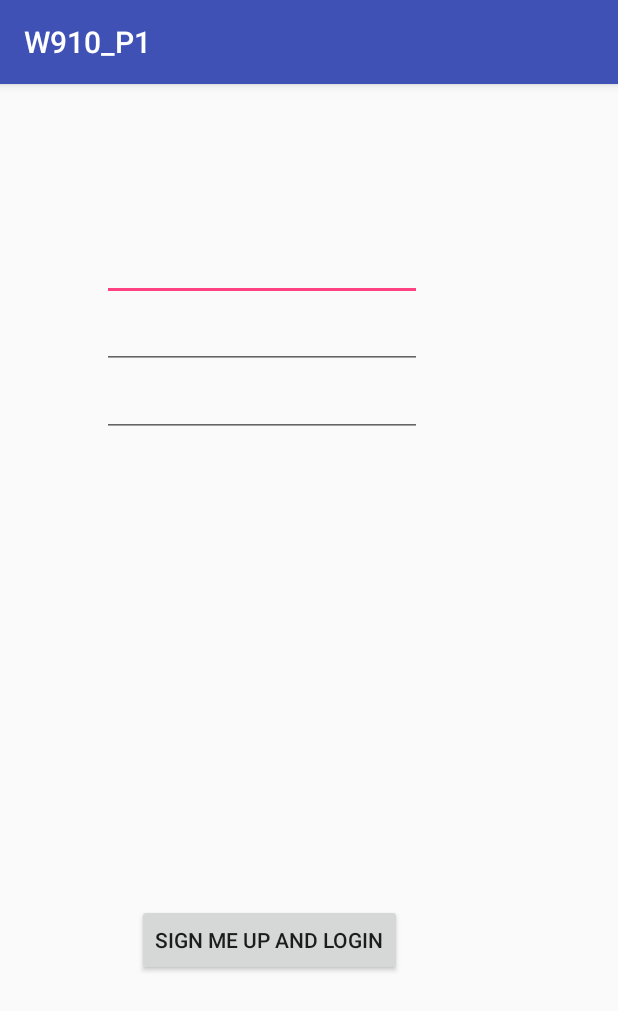
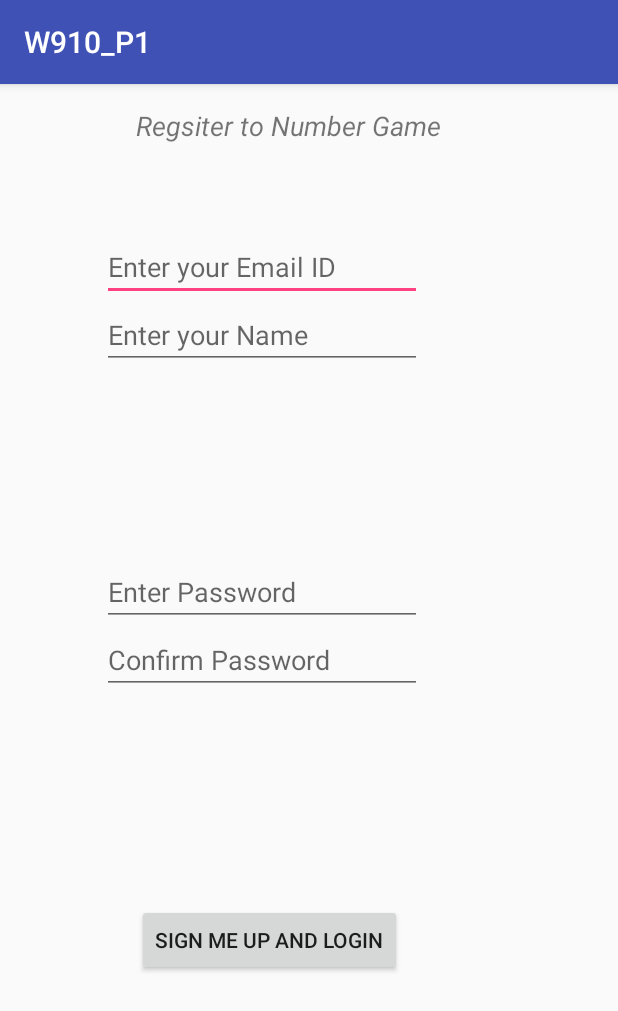
Before and after one commit to vaibhav19sharma/NumberGame, an Android app: the Signup screen opened directly, with no data from a screen before it, on a phone screen of 412 x 824 dp. Shown: the top 1011 px of the screen. Run offline under Robolectric (Android 15) with nearby library versions, the phone set to English and light mode, and no system bars; our stand-ins replace Firebase (no records; nobody signed in at launch, a user with empty details on screens opened directly).

Commit message:
Added user's name to database and fixed the crashing error

```diff
--- a/app/src/main/java/com/example/vaibh/w910_p1/Signup.java
+++ b/app/src/main/java/com/example/vaibh/w910_p1/Signup.java
@@ -14,14 +14,16 @@ import android.widget.Toast;
 import com.google.android.gms.tasks.OnCompleteListener;
 import com.google.android.gms.tasks.Task;
 import com.google.firebase.auth.*;
+import com.google.firebase.database.DatabaseReference;
+import com.google.firebase.database.FirebaseDatabase;
 
 public class Signup extends AppCompatActivity {
 
-    private EditText edtUserName, edtPassword, edtConfirmPassword;
+    private EditText edtUserName, edtPassword, edtConfirmPassword, edtName;
     private Button btnSignup;
     private FirebaseAuth mAuth;
     private ProgressBar progressDialog;
-    private String email, password, confirmPassword;
+    private String email, password, confirmPassword, name, uid;
 
     @Override
     protected void onCreate(Bundle savedInstanceState) {
@@ -31,7 +33,7 @@ public class Signup extends AppCompatActivity {
         edtUserName = findViewById(R.id.edtUserName);
         edtPassword = findViewById(R.id.edtPassword);
         edtConfirmPassword = findViewById(R.id.edtConfirmPassword);
-
+        edtName = findViewById(R.id.edtName);
         btnSignup = findViewById(R.id.btnSignup);
 
         progressDialog = findViewById(R.id.progressBar2);
@@ -62,6 +64,10 @@ public class Signup extends AppCompatActivity {
             Toast.makeText(getApplicationContext(), "Passwords don't Match", Toast.LENGTH_LONG).show();
             return;
         }
+        if(TextUtils.isEmpty(edtName.getText().toString())){
+            Toast.makeText(getApplicationContext(), "Please Enter your Name", Toast.LENGTH_LONG).show();
+            return;
+        }
         progressDialog.setVisibility(View.VISIBLE);
 
         mAuth.createUserWithEmailAndPassword(email, password)
@@ -71,6 +77,9 @@ public class Signup extends AppCompatActivity {
 
                                 if (task.isSuccessful()) {
                                     progressDialog.setVisibility(View.INVISIBLE);
+                                    DatabaseReference currentUser = FirebaseDatabase.getInstance().getReference().child("Users");
+                                    uid = FirebaseAuth.getInstance().getCurrentUser().getUid();
+                                    currentUser.child(uid).child("Name").setValue(edtName.getText().toString());
                                     //User is successfully registered.
                                     // Redirects to Login Activity
                                     Intent login = new Intent(getApplicationContext(), Login.class);
--- a/app/src/main/res/layout/activity_signup.xml
+++ b/app/src/main/res/layout/activity_signup.xml
@@ -15,28 +15,42 @@
         android:layout_marginStart="68dp"
         android:layout_marginTop="99dp"
         android:ems="10"
+        android:hint="Enter your Email ID"
         android:inputType="textPersonName"
-        tools:text="Enter your Email ID" />
+        tools:hint="Enter your Email ID" />
+
+    <EditText
+        android:id="@+id/edtName"
+        android:layout_width="wrap_content"
+        android:layout_height="wrap_content"
+        android:layout_alignStart="@+id/edtUserName"
+        android:layout_below="@+id/edtUserName"
+        android:ems="10"
+        android:hint="Enter your Name"
+        android:inputType="textPersonName"
+        tools:hint="Enter your Name" />
 
     <EditText
         android:id="@+id/edtPassword"
         android:layout_width="wrap_content"
         android:layout_height="wrap_content"
+        android:layout_above="@+id/edtConfirmPassword"
         android:layout_alignStart="@+id/edtUserName"
-        android:layout_below="@+id/edtUserName"
         android:ems="10"
+        android:hint="Enter Password"
         android:inputType="textPassword"
-        tools:text="Enter Password" />
+        tools:hint="Enter Password" />
 
     <EditText
         android:id="@+id/edtConfirmPassword"
         android:layout_width="wrap_content"
         android:layout_height="wrap_content"
         android:layout_alignStart="@+id/edtUserName"
-        android:layout_below="@+id/edtPassword"
+        android:layout_centerVertical="true"
         android:ems="10"
+        android:hint="Confirm Password"
         android:inputType="textPassword"
-        tools:text="Confirm Password" />
+        tools:hint="Confirm Password" />
 
     <Button
         android:id="@+id/btnSignup"
@@ -57,4 +71,17 @@
         android:layout_alignParentTop="true"
         android:layout_marginStart="152dp"
         android:layout_marginTop="158dp" />
+
+    <TextView
+        android:id="@+id/textView2"
+        android:layout_width="match_parent"
+        android:layout_height="wrap_content"
+        android:layout_alignEnd="@+id/progressBar2"
+        android:layout_alignParentTop="true"
+        android:layout_marginEnd="-184dp"
+        android:layout_marginTop="15dp"
+        android:gravity="center"
+        android:text="Regsiter to Number Game"
+        android:textSize="18sp"
+        android:textStyle="italic" />
 </RelativeLayout>
```
Also changed, not shown: app/src/main/java/com/example/vaibh/w910_p1/DivisonGame.java (+35 -17 lines), app/src/main/java/com/example/vaibh/w910_p1/LeaderBoard.java (+5 -4 lines).
